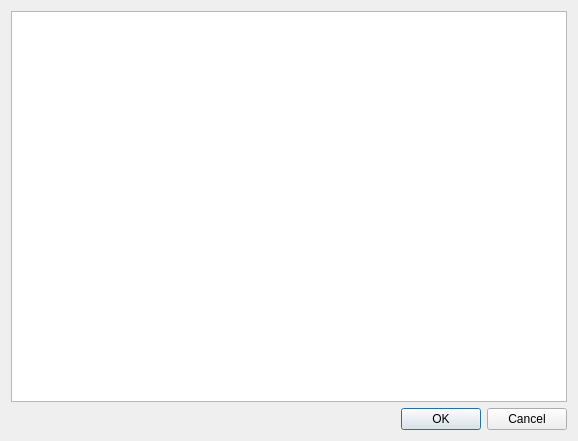
This is ui/list_dialog.ui in divers0/ted as Qt 5 draws it before an edit. The edited form follows.
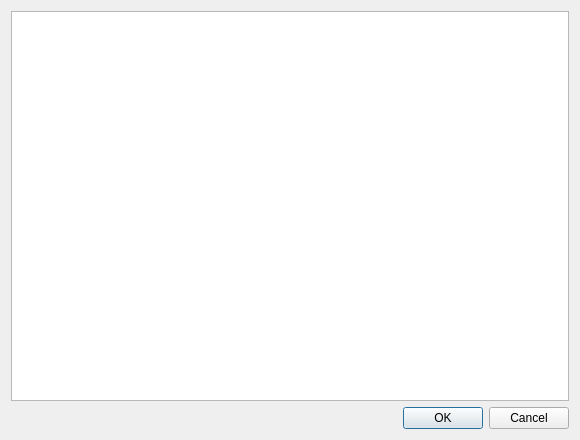
This is the edited form.

Commit message: implemented the 'crop to square' checkbox functionality and other stuff

Patch:
```diff
--- a/ui/list_dialog.ui
+++ b/ui/list_dialog.ui
@@ -9,8 +9,8 @@
    <rect>
     <x>0</x>
     <y>0</y>
-    <width>578</width>
-    <height>441</height>
+    <width>580</width>
+    <height>440</height>
    </rect>
   </property>
   <property name="windowTitle">
```
Left out of the diff: 6 changed lines with no effect on the pictures. The commit also changes 6 other files.
